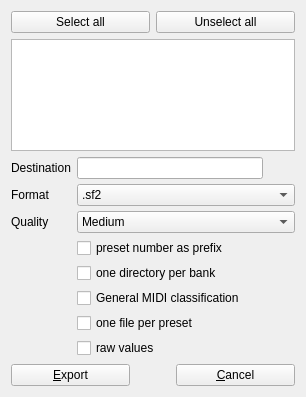
Before: the Qt Designer form sources/editor/tools/soundfont_export/toolsoundfontexport_gui.ui in davy7125/polyphone, drawn with Qt 5.
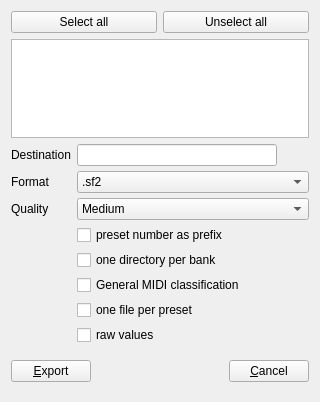
After: the same form once the commit is applied.

Commit message:
Export dialog spacer
Closes #289

```diff
--- a/sources/editor/tools/soundfont_export/toolsoundfontexport_gui.ui
+++ b/sources/editor/tools/soundfont_export/toolsoundfontexport_gui.ui
@@ -6,8 +6,8 @@
    <rect>
     <x>0</x>
     <y>0</y>
-    <width>306</width>
-    <height>397</height>
+    <width>320</width>
+    <height>402</height>
    </rect>
   </property>
   <property name="windowTitle">
@@ -193,12 +193,12 @@
      <item>
       <spacer name="horizontalSpacer">
        <property name="orientation">
-        <enum>Qt::Vertical</enum>
+        <enum>Qt::Orientation::Horizontal</enum>
        </property>
        <property name="sizeHint" stdset="0">
         <size>
-         <width>40</width>
-         <height>20</height>
+         <width>20</width>
+         <height>40</height>
         </size>
        </property>
       </spacer>
```
Left out of the diff: 2 changed lines with no effect on the pictures. The commit also changes 3 other files.
